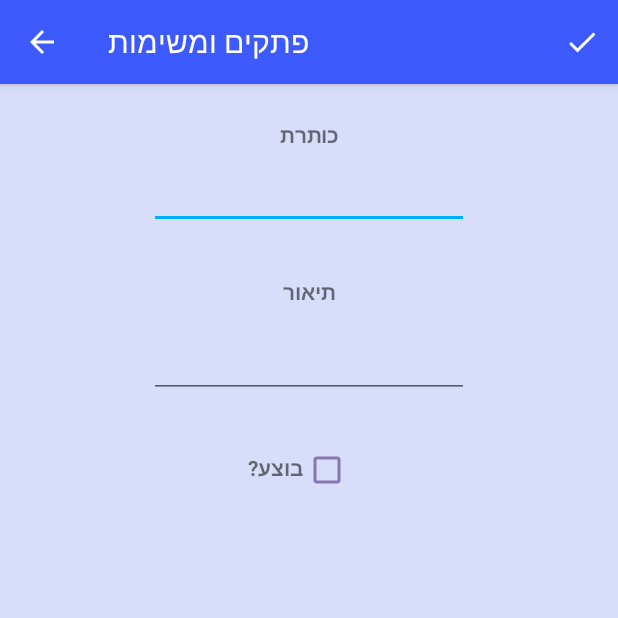
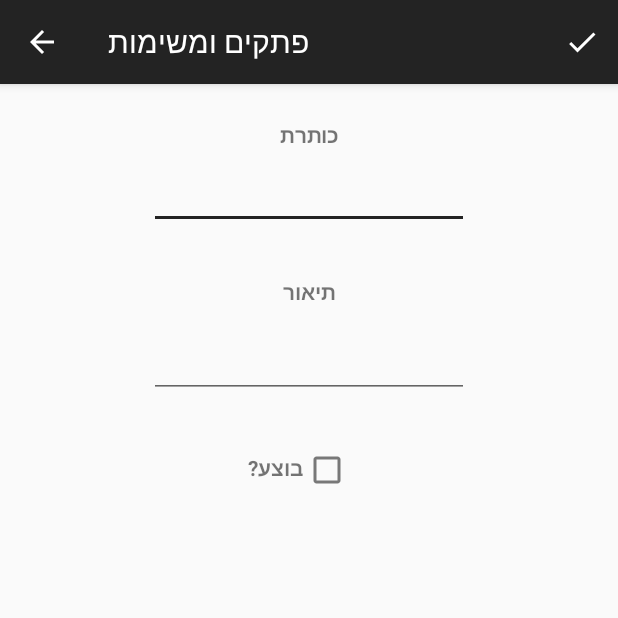
Before and after one commit to yakirarie/NotesApp, an Android app: the AddAndEditNoteActivity screen opened directly, with no data from a screen before it, on a phone screen of 412 x 824 dp, the top half of it. Run offline under Robolectric (Android 15) with nearby library versions, the phone set to English and light mode, and no system bars.

Commit message:
changed colors

```diff
--- a/app/src/main/res/layout/activity_add_note.xml
+++ b/app/src/main/res/layout/activity_add_note.xml
@@ -7,7 +7,7 @@
     android:layout_height="match_parent"
     tools:context=".AddAndEditNoteActivity"
     android:fillViewport="true"
-    android:background="@color/colorBackground">
+   >
     <androidx.constraintlayout.widget.ConstraintLayout
         android:layout_width="match_parent"
         android:layout_height="match_parent">
@@ -65,7 +65,7 @@
             android:layout_height="wrap_content"
             android:layout_marginTop="32dp"
             android:alpha="0.6"
-            android:buttonTint="#4D3681"
+            android:buttonTint="@color/colorAccent"
             android:checked="false"
             android:textAllCaps="true"
             android:textStyle="bold"
--- a/app/src/main/res/layout/activity_full_text.xml
+++ b/app/src/main/res/layout/activity_full_text.xml
@@ -6,7 +6,7 @@
     android:layout_height="match_parent"
     android:fitsSystemWindows="true"
     tools:context=".ViewNoteActivity"
-    android:background="@color/colorBackground">
+    >
 
     <com.google.android.material.appbar.AppBarLayout
         android:id="@+id/app_bar"
--- a/app/src/main/res/layout/activity_home.xml
+++ b/app/src/main/res/layout/activity_home.xml
@@ -5,7 +5,7 @@
     android:layout_width="match_parent"
     android:layout_height="match_parent"
     tools:context=".MainActivity"
-    android:background="@color/colorBackground">
+    >
 
     <com.google.android.material.floatingactionbutton.FloatingActionButton
         android:id="@+id/floatingActionButtonAddNote"
--- a/app/src/main/res/layout/activity_main.xml
+++ b/app/src/main/res/layout/activity_main.xml
@@ -5,7 +5,7 @@
     android:layout_width="match_parent"
     android:layout_height="match_parent"
     tools:context=".HomeActivity"
-    android:background="@color/colorBackground">
+    >
     <com.airbnb.lottie.LottieAnimationView
         android:layout_width="match_parent"
         android:layout_height="match_parent"
--- a/app/src/main/res/values/colors.xml
+++ b/app/src/main/res/values/colors.xml
@@ -1,9 +1,8 @@
 <?xml version="1.0" encoding="utf-8"?>
 <resources>
-    <color name="colorPrimary">#3D5AFE</color>
-    <color name="colorPrimaryDark">#3D5AFE</color>
-    <color name="colorAccent">#00B0FF</color>
-    <color name="colorBackground">#D8DDFA</color>
+    <color name="colorPrimary">#232323</color>
+    <color name="colorPrimaryDark">#232323</color>
+    <color name="colorAccent">#232323</color>
     <color name="colorDone">#76FF03</color>
     <color name="colorOngoing">#FF1744</color>
 
```
